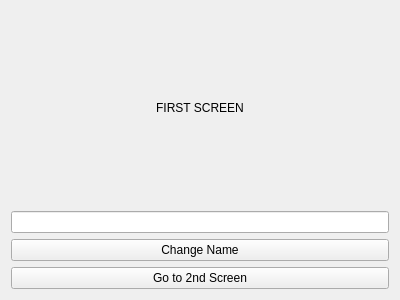
This is demo/view/ui/first.ui in R0land013/easy-mvp as Qt 5 draws it before an edit. The edited form follows.
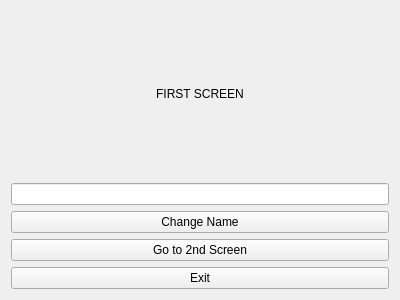
This is the edited form.

Diff of the .ui file:
```diff
--- a/demo/view/ui/first.ui
+++ b/demo/view/ui/first.ui
@@ -43,6 +43,13 @@
        </property>
       </widget>
      </item>
+     <item>
+      <widget class="QPushButton" name="exit_button">
+       <property name="text">
+        <string>Exit</string>
+       </property>
+      </widget>
+     </item>
     </layout>
    </item>
   </layout>
```
